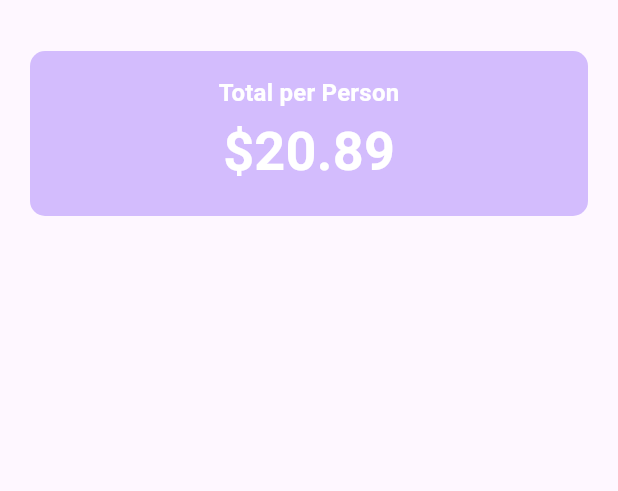
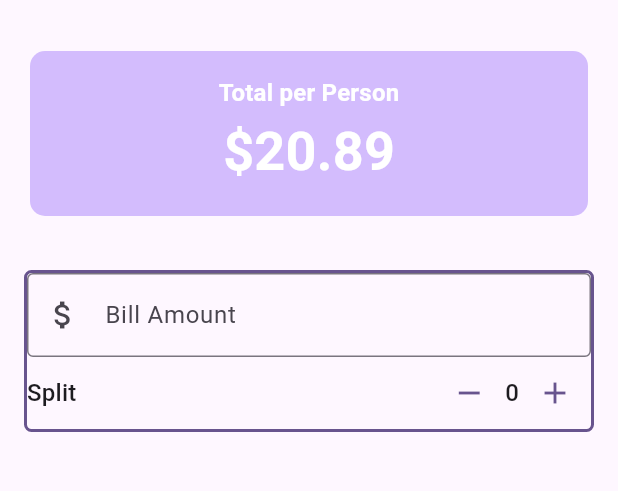
Before and after one commit to aminyous/tipscalcule, a Flutter app: the screen it shows after launch, on a phone screen of 412 x 824 dp, the part 63-554 px from its top. Run offline on Flutter 3.47's test engine with Material 3 defaults, Android fonts, the phone set to English and light mode, and no system bars.

Commit message:
Add increment / decrement button and functionnality

```diff
--- a/lib/main.dart
+++ b/lib/main.dart
@@ -29,14 +29,28 @@ class TipsCalcul extends StatefulWidget {
 }
 
 class _TipsCalculState extends State<TipsCalcul> {
+  int _personCount = 0;
+
+  void increment() {
+    setState(() {
+      _personCount++;
+    });
+  }
+
+  void decrement() {
+    setState(() {
+      if (_personCount > 0) {
+        _personCount--;
+      }
+    });
+  }
+
   @override
   Widget build(BuildContext context) {
     var theme = Theme.of(context);
     // Add style
     final style = theme.textTheme.titleMedium!.copyWith(
-      color: theme.colorScheme.onPrimary,
-      fontWeight: FontWeight.bold
-    );
+        color: theme.colorScheme.onPrimary, fontWeight: FontWeight.bold);
 
     return Scaffold(
       appBar: AppBar(title: const Text("Tips calcul")),
@@ -51,20 +65,69 @@ class _TipsCalculState extends State<TipsCalcul> {
                 color: theme.colorScheme.inversePrimary,
                 borderRadius: BorderRadius.circular(10),
               ),
-              child:  Column(
+              child: Column(
                 children: [
-                  Text("Total per Person",
-                  style: style,
+                  Text(
+                    "Total per Person",
+                    style: style,
                   ),
-                  Text("\$20.89",
-                  style: style.copyWith(
-                    color: theme.colorScheme.onPrimary,
-                    fontSize: theme.textTheme.displaySmall?.fontSize
-                  ),
+                  Text(
+                    "\$20.89",
+                    style: style.copyWith(
+                        color: theme.colorScheme.onPrimary,
+                        fontSize: theme.textTheme.displaySmall?.fontSize),
                   ),
                 ],
-              )
+              )),
+          Padding(
+            padding: const EdgeInsets.all(16.0),
+            child: Container(
+              // padding: const EdgeInsets.all(20),
+              decoration: BoxDecoration(
+                  borderRadius: BorderRadius.circular(5),
+                  border:
+                      Border.all(color: theme.colorScheme.primary, width: 2)),
+              child: Column(
+                children: [
+                  TextField(
+                    decoration: const InputDecoration(
+                        border: OutlineInputBorder(),
+                        prefixIcon: Icon(Icons.attach_money),
+                        labelText: "Bill Amount"),
+                    keyboardType: TextInputType.number,
+                    onChanged: (String value) {
+                      print("value $value");
+                    },
+                  ),
+                  Row(
+                    mainAxisAlignment: MainAxisAlignment.spaceBetween,
+                    children: [
+                      Text(
+                        "Split",
+                        style: theme.textTheme.titleMedium,
+                      ),
+                      Row(
+                        children: [
+                          IconButton(
+                              color: theme.colorScheme.primary,
+                              onPressed: decrement,
+                              icon: const Icon(Icons.remove)),
+                          Text(
+                            "$_personCount",
+                            style: theme.textTheme.titleMedium,
+                          ),
+                          IconButton(
+                              color: theme.colorScheme.primary,
+                              onPressed: increment,
+                              icon: const Icon(Icons.add)),
+                        ],
+                      )
+                    ],
+                  )
+                ],
               ),
+            ),
+          )
         ],
       ),
     );
```
